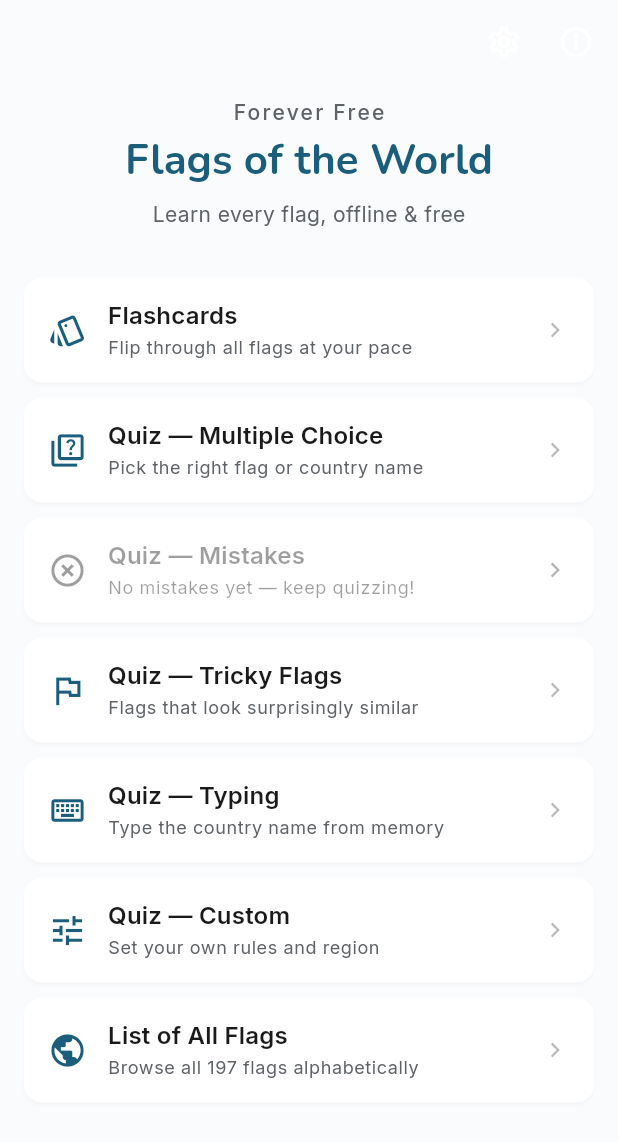
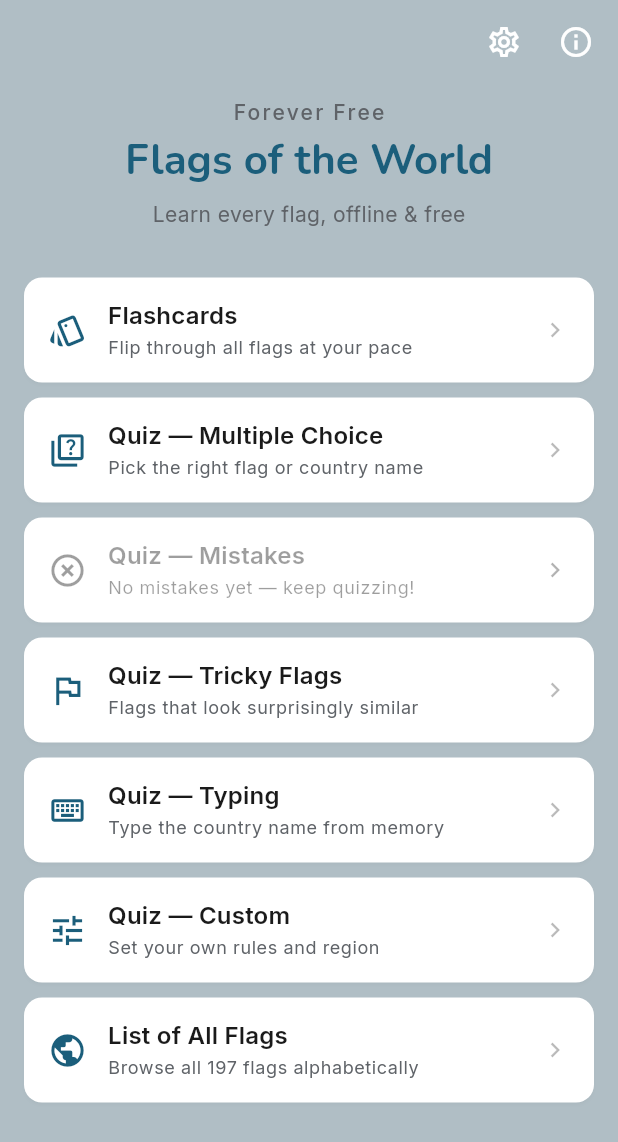
Before and after one commit to tobin00/forever-free-apps, a Flutter app: the screen it shows after launch, on a phone screen of 412 x 824 dp. Shown: the top 1142 px of the screen. Run offline on Flutter 3.47's test engine with Material 3 defaults, Android fonts, the phone set to English and light mode, and no system bars; our stand-ins replace audioplayers, flutter_riverpod, go_router, google_fonts, shared_preferences; missing offline and left inert: country_flags.

Commit message:
Temp: steel grey scaffold background for better card contrast
Background changed to #B0BEC5 (Material Blue Grey 200) so white
cards stand out clearly. Marked TODO to pick a final colour.

Co-Authored-By: Claude Sonnet 4.6 <noreply@anthropic.com>

```diff
--- a/apps/country_flags/lib/app.dart
+++ b/apps/country_flags/lib/app.dart
@@ -91,7 +91,10 @@ class CountryFlagsApp extends ConsumerWidget {
 
     return MaterialApp.router(
       title: 'Forever Free: Flags of the World',
-      theme: AppTheme.light,
+      // TODO: pick a final background colour — using steel grey temporarily
+      theme: AppTheme.light.copyWith(
+        scaffoldBackgroundColor: const Color(0xFFB0BEC5),
+      ),
       darkTheme: AppTheme.dark,
       themeMode: themeMode,
       routerConfig: _router,
```
Also changed, not shown: 1 other file.
